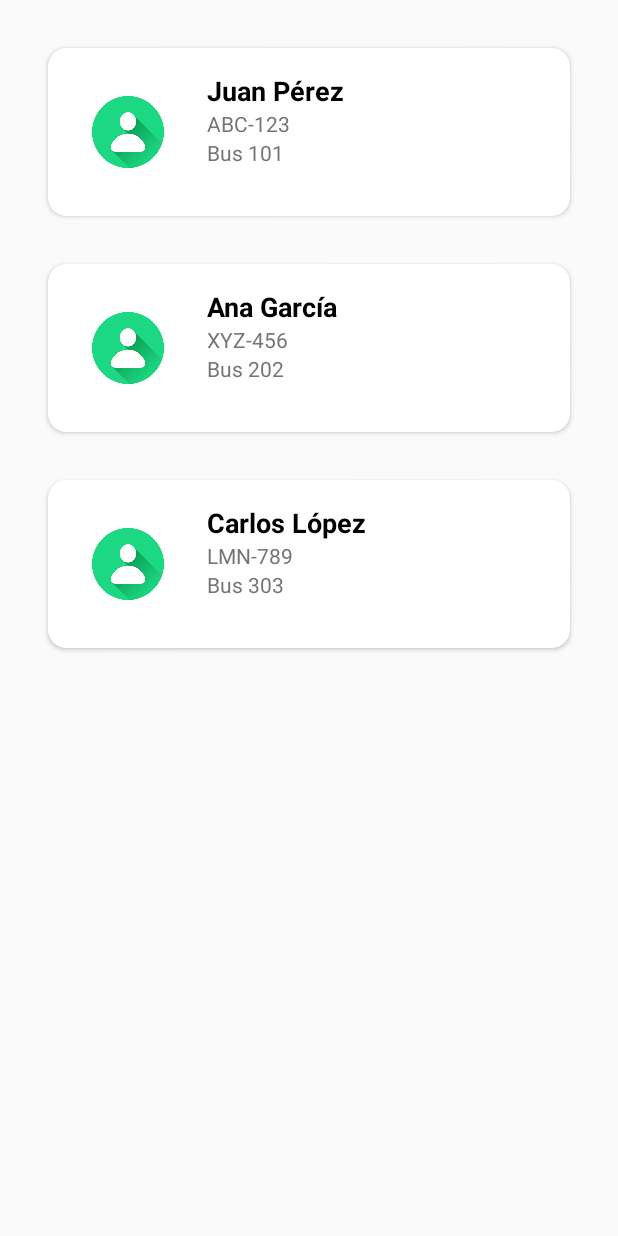
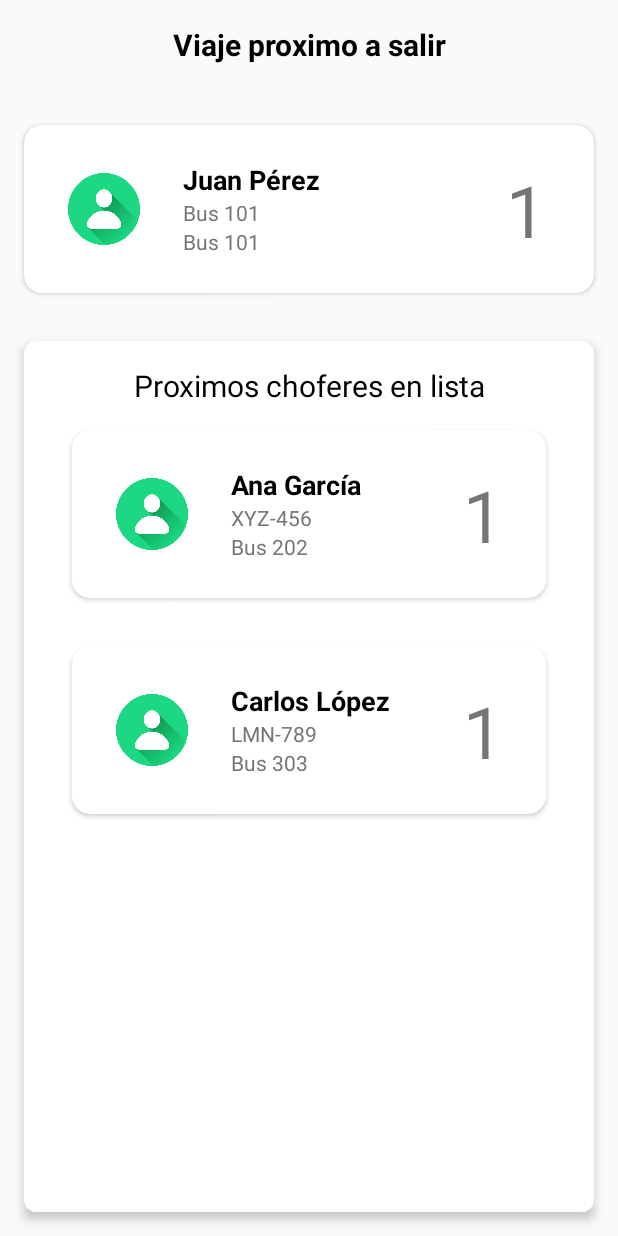
Before and after one commit to darwingpacheco/Venta_de_pasajes_GestionBD, an Android app: the chofer_buseta screen opened directly, with no data from a screen before it, on a phone screen of 412 x 824 dp. Run offline under Robolectric (Android 15) with nearby library versions, the phone set to English and light mode, and no system bars.

Commit message:
Se añade diseño en el apartado de choferes, para evidenciar al chofer que esta cargando pasajeros y se encuentra proximo a salir, y debajo de estos se visualizan los demas choferes

```diff
--- a/VentaPasajes/app/src/main/java/com/example/ventapasajes/chofer_buseta.java
+++ b/VentaPasajes/app/src/main/java/com/example/ventapasajes/chofer_buseta.java
@@ -6,9 +6,13 @@ import androidx.appcompat.app.AppCompatActivity;
 import androidx.recyclerview.widget.LinearLayoutManager;
 import androidx.recyclerview.widget.RecyclerView;
 
+import android.annotation.SuppressLint;
 import android.os.Bundle;
+import android.view.LayoutInflater;
 import android.view.View;
 import android.view.WindowManager;
+import android.widget.FrameLayout;
+import android.widget.TextView;
 
 import com.example.ventapasajes.adapter.Chofer;
 import com.example.ventapasajes.adapter.ChoferAdapter;
@@ -21,7 +25,9 @@ public class chofer_buseta extends AppCompatActivity {
     private RecyclerView recyclerView;
     private ChoferAdapter driverAdapter;
     private List<Chofer> listaChoferes;
+    private FrameLayout firstPassengerContainer;
 
+    @SuppressLint("MissingInflatedId")
     @Override
     protected void onCreate(Bundle savedInstanceState) {
         super.onCreate(savedInstanceState);
@@ -31,6 +37,7 @@ public class chofer_buseta extends AppCompatActivity {
         getWindow().getDecorView().setSystemUiVisibility(View.SYSTEM_UI_FLAG_FULLSCREEN | SYSTEM_UI_FLAG_IMMERSIVE_STICKY | View.SYSTEM_UI_FLAG_HIDE_NAVIGATION);
 
         recyclerView = findViewById(R.id.recycler_view);
+        firstPassengerContainer = findViewById(R.id.first_passenger_container);
         recyclerView.setLayoutManager(new LinearLayoutManager(this));
 
         // Datos de ejemplo
@@ -39,9 +46,29 @@ public class chofer_buseta extends AppCompatActivity {
         listaChoferes.add(new Chofer("Ana García", "XYZ-456", "Bus 202"));
         listaChoferes.add(new Chofer("Carlos López", "LMN-789", "Bus 303"));
 
-        driverAdapter = new ChoferAdapter(listaChoferes);
-        recyclerView.setAdapter(driverAdapter);
+        if (!listaChoferes.isEmpty()) {
+            // Mostrar el primer chofer en el FrameLayout
+            showFirstPassenger(listaChoferes.get(0));
 
+            // Configurar el RecyclerView con los choferes restantes
+            List<Chofer> remainingChoferes = listaChoferes.subList(1, listaChoferes.size());
+            driverAdapter = new ChoferAdapter(remainingChoferes);
+            recyclerView.setAdapter(driverAdapter);
+        }
+    }
 
+    private void showFirstPassenger(Chofer chofer) {
+        LayoutInflater inflater = LayoutInflater.from(this);
+        View firstPassengerView = inflater.inflate(R.layout.item_driver, firstPassengerContainer, false);
+
+        TextView driverName = firstPassengerView.findViewById(R.id.driver_name);
+        TextView driverPlateNumber = firstPassengerView.findViewById(R.id.driver_plate_number);
+        TextView busNumber = firstPassengerView.findViewById(R.id.bus_number);
+
+        driverName.setText(chofer.getNombre());
+        driverPlateNumber.setText(chofer.getNumeroBuseta());
+        busNumber.setText(chofer.getNumeroBuseta());
+
+        firstPassengerContainer.addView(firstPassengerView);
     }
 }
--- a/VentaPasajes/app/src/main/res/layout/activity_chofer_buseta.xml
+++ b/VentaPasajes/app/src/main/res/layout/activity_chofer_buseta.xml
@@ -3,17 +3,74 @@
     xmlns:tools="http://schemas.android.com/tools"
     android:layout_width="match_parent"
     android:layout_height="match_parent"
-    tools:context=".MainActivity">
+    tools:context=".chofer_buseta">
 
-    <androidx.recyclerview.widget.RecyclerView
-        android:id="@+id/recycler_view"
+    <!-- Sección superior con el mensaje y el primer pasajero -->
+    <TextView
+        android:id="@+id/loading_passengers_text"
         android:layout_width="0dp"
-        android:layout_height="0dp"
-        android:layout_margin="16dp"
+        android:layout_height="wrap_content"
+        android:text="Viaje proximo a salir"
+        android:textSize="20sp"
+        android:layout_marginBottom="30dp"
+        android:textColor="@color/black"
+        android:textStyle="bold"
+        android:gravity="center"
+        android:padding="16dp"
         app:layout_constraintTop_toTopOf="parent"
-        app:layout_constraintBottom_toBottomOf="parent"
+        app:layout_constraintStart_toStartOf="parent"
+        app:layout_constraintEnd_toEndOf="parent" />
+
+    <FrameLayout
+        android:id="@+id/first_passenger_container"
+        android:layout_width="0dp"
+        android:layout_height="wrap_content"
+        android:layout_marginTop="8dp"
+        app:layout_constraintTop_toBottomOf="@id/loading_passengers_text"
         app:layout_constraintStart_toStartOf="parent"
         app:layout_constraintEnd_toEndOf="parent"
         tools:listitem="@layout/item_driver" />
 
+    <!-- CardView que contiene el RecyclerView y el TextView -->
+    <androidx.cardview.widget.CardView
+        android:layout_width="0dp"
+        android:layout_height="0dp"
+        android:layout_margin="16dp"
+        app:layout_constraintTop_toBottomOf="@id/first_passenger_container"
+        app:layout_constraintBottom_toBottomOf="parent"
+        app:layout_constraintStart_toStartOf="parent"
+        app:layout_constraintEnd_toEndOf="parent"
+        app:cardCornerRadius="8dp"
+        app:cardElevation="4dp">
+
+        <androidx.constraintlayout.widget.ConstraintLayout
+            android:layout_width="match_parent"
+            android:layout_height="match_parent"
+            android:padding="16dp">
+
+            <TextView
+                android:id="@+id/proximo_salir"
+                android:layout_width="wrap_content"
+                android:layout_height="wrap_content"
+                android:text="Proximos choferes en lista"
+                android:layout_marginBottom="10dp"
+                android:textSize="20sp"
+                android:textColor="@color/black"
+                app:layout_constraintTop_toTopOf="parent"
+                app:layout_constraintStart_toStartOf="parent"
+                app:layout_constraintEnd_toEndOf="parent" />
+
+            <androidx.recyclerview.widget.RecyclerView
+                android:id="@+id/recycler_view"
+                android:layout_width="0dp"
+                android:layout_height="0dp"
+                app:layout_constraintTop_toBottomOf="@id/proximo_salir"
+                app:layout_constraintBottom_toBottomOf="parent"
+                app:layout_constraintStart_toStartOf="parent"
+                app:layout_constraintEnd_toEndOf="parent"
+                tools:listitem="@layout/item_driver" />
+
+        </androidx.constraintlayout.widget.ConstraintLayout>
+    </androidx.cardview.widget.CardView>
+
 </androidx.constraintlayout.widget.ConstraintLayout>
--- a/VentaPasajes/app/src/main/res/layout/item_driver.xml
+++ b/VentaPasajes/app/src/main/res/layout/item_driver.xml
@@ -1,6 +1,7 @@
 <?xml version="1.0" encoding="utf-8"?>
 <androidx.cardview.widget.CardView xmlns:android="http://schemas.android.com/apk/res/android"
     xmlns:app="http://schemas.android.com/apk/res-auto"
+    xmlns:tools="http://schemas.android.com/tools"
     android:layout_width="match_parent"
     android:layout_height="wrap_content"
     android:layout_margin="16dp"
@@ -28,7 +29,10 @@
             android:layout_width="match_parent"
             android:layout_height="80dp"
             android:layout_marginStart="90dp"
-            android:orientation="vertical">
+            android:layout_marginEnd="50dp"
+            android:orientation="vertical"
+            android:gravity="center_vertical"
+            tools:ignore="MissingConstraints">
 
             <TextView
                 android:id="@+id/driver_name"
@@ -66,6 +70,18 @@
                 app:layout_constraintBottom_toBottomOf="parent"/>
         </LinearLayout>
 
+        <TextView
+            android:id="@+id/positionSalida"
+            android:layout_width="wrap_content"
+            android:layout_height="wrap_content"
+            android:text="1"
+            android:textSize="48sp"
+            app:layout_constraintStart_toStartOf="parent"
+            app:layout_constraintEnd_toEndOf="parent"
+            app:layout_constraintTop_toTopOf="parent"
+            app:layout_constraintBottom_toBottomOf="parent"
+            app:layout_constraintHorizontal_bias="0.95"/>
+
 
     </androidx.constraintlayout.widget.ConstraintLayout>
 
```
